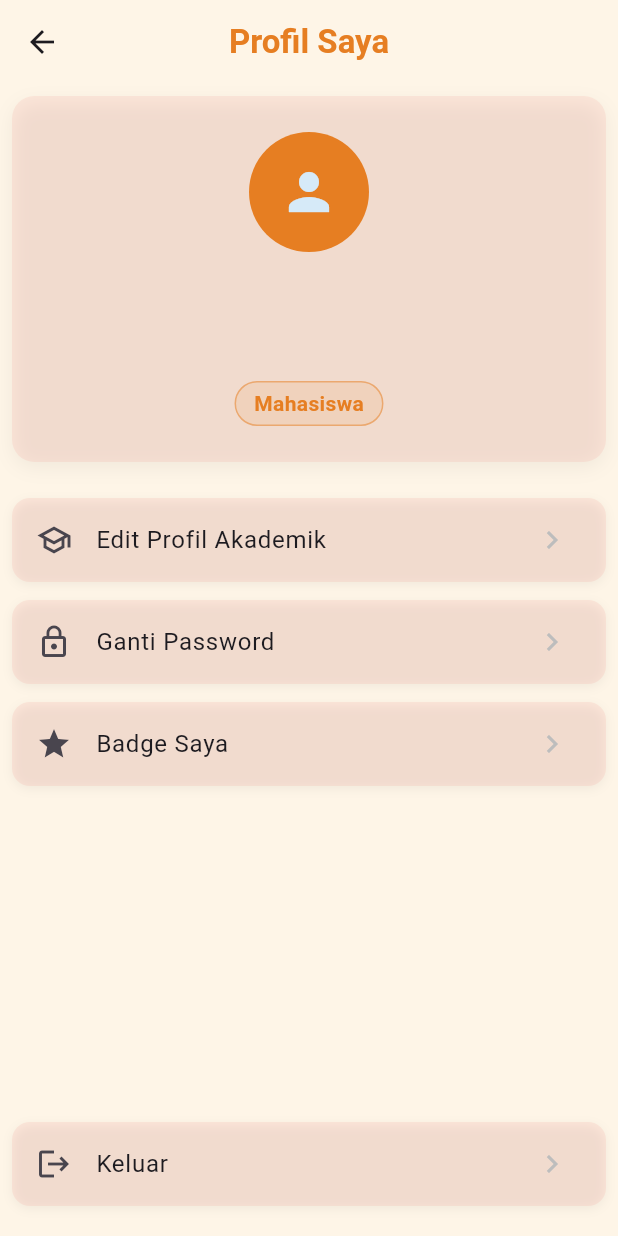
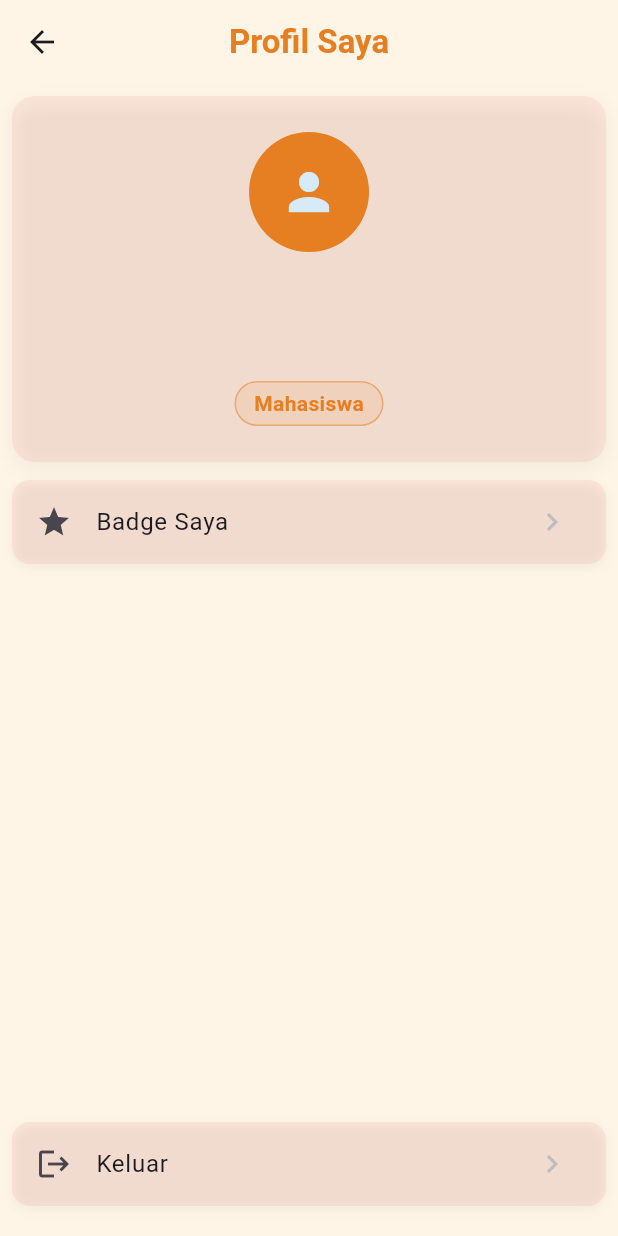
Before and after one commit to aaliyahazzahra/project_volt, a Flutter app: the ProfilePage screen opened directly with empty values, on a phone screen of 412 x 824 dp. Run offline on Flutter 3.47's test engine with Material 3 defaults, Android fonts, the phone set to English and light mode, and no system bars; our stand-ins replace shared_preferences, sqflite; missing offline and left inert: bottom_bar_matu; accounts and stored records are empty.

Commit message:
plis commit 7

```diff
--- a/lib/main.dart
+++ b/lib/main.dart
@@ -1,5 +1,5 @@
 import 'package:flutter/material.dart';
-import 'package:project_volt/view/splash_screen.dart';
+import 'package:project_volt/view/splash/splash_screen.dart';
 
 void main() {
   runApp(const MyApp());
--- a/lib/bottomnavigator/bottom_nav_mhs.dart
+++ b/lib/view/bottom_navigation/bottom_nav_mhs.dart
@@ -38,11 +38,10 @@ class _BottomNavMhsState extends State<BottomNavMhs> {
           color: Color.fromARGB(255, 14, 57, 94),
 
           selectedIndex: _tabIndex,
-
           items: [
             BottomBarItem(iconData: Icons.assignment, label: 'Tugas'),
-            BottomBarItem(iconData: Icons.forum, label: 'Forum'),
-            BottomBarItem(iconData: Icons.group, label: 'Anggota'),
+            BottomBarItem(iconData: Icons.memory, label: 'Simulasi'),
+            BottomBarItem(iconData: Icons.group, label: 'Profil'),
           ],
           onSelect: (newIndex) {
             setState(() {
--- a/lib/view/kelas/dosen/edit_class.dart
+++ b/lib/view/kelas/dosen/edit_class.dart
@@ -73,8 +73,7 @@ class _EditClassState extends State<EditClass> {
             'Hapus Kelas Ini?',
             style: TextStyle(color: Colors.red[700]),
           ),
-          content: SingleChildScrollView(
-            child: ListBody(
+          content: ListBody(
             children: <Widget>[
               Text('PERINGATAN:'),
               SizedBox(height: 8),
@@ -86,7 +85,6 @@ class _EditClassState extends State<EditClass> {
               SizedBox(height: 12),
               Text('Tindakan ini tidak dapat dibatalkan.'),
             ],
-            ),
           ),
           actions: <Widget>[
             TextButton(
--- a/lib/view/kelas/dosen/tugas_tab_content.dart
+++ b/lib/view/kelas/dosen/tugas_tab_content.dart
@@ -7,8 +7,6 @@ import 'package:project_volt/view/kelas/dosen/create_tugas_page.dart';
 import 'package:project_volt/view/kelas/dosen/edit_tugas_page.dart';
 import 'package:project_volt/widgets/emptystate.dart';
 import 'package:project_volt/widgets/tugas_list_view.dart';
-
-// TODO: Buat halaman EditTugasPage
 
 class TugasTabContent extends StatefulWidget {
   final KelasModel kelas;
--- a/lib/view/kelas/mahasiswa/class_detail_mhs.dart
+++ b/lib/view/kelas/mahasiswa/class_detail_mhs.dart
@@ -2,6 +2,7 @@ import 'package:flutter/material.dart';
 import 'package:project_volt/constant/app_color.dart';
 import 'package:project_volt/model/kelas_model.dart';
 import 'package:project_volt/model/user_model.dart';
+import 'package:project_volt/view/kelas/mahasiswa/tugas_tab_mhs.dart';
 
 // TODO: Buat halaman TugasTabMahasiswa
 // TODO: Buat halaman AnggotaTabMahasiswa
@@ -85,7 +86,7 @@ class _ClassDetailMhsState extends State<ClassDetailMhs> {
             _buildInfoTab(),
 
             // Tab 2: Halaman Tugas (Masih placeholder)
-            Center(child: Text("Daftar Tugas Mahasiswa (Belum dibuat)")),
+            TugasTabMhs(kelas: widget.kelas),
 
             // Tab 3: Halaman Anggota (Masih placeholder)
             Center(child: Text("Daftar Anggota Kelas (Belum dibuat)")),
--- a/lib/view/kelas/mahasiswa/tugas_detail_mhs.dart
+++ b/lib/view/kelas/mahasiswa/tugas_detail_mhs.dart
@@ -14,7 +14,7 @@ class TugasDetailMhs extends StatelessWidget {
     }
     try {
       final tgl = DateTime.parse(tglTenggat);
-      return DateFormat('EEEE, d MMMM y - HH:mm', 'id_ID').format(tgl);
+      return "Tenggat: ${DateFormat.yMd().add_Hm().format(tgl)}";
     } catch (e) {
       return "Format tanggal salah.";
     }
--- a/lib/view/login_register/login_form.dart
+++ b/lib/view/login_register/login_form.dart
@@ -1,9 +1,9 @@
 import 'package:flutter/material.dart';
-import 'package:project_volt/bottomnavigator/bottom_nav_dosen.dart';
-import 'package:project_volt/bottomnavigator/bottom_nav_mhs.dart';
 import 'package:project_volt/database/db_helper.dart';
 import 'package:project_volt/model/user_model.dart';
-import 'package:project_volt/preferences/shared_preferences.dart';
+import 'package:project_volt/utils/preference_handler.dart';
+import 'package:project_volt/view/bottom_navigation/bottom_nav_dosen.dart';
+import 'package:project_volt/view/bottom_navigation/bottom_nav_mhs.dart';
 import 'package:project_volt/widgets/buildtextfield.dart';
 import 'package:project_volt/widgets/primary_auth_button.dart';
 
--- a/lib/view/profile/profile_page.dart
+++ b/lib/view/profile/profile_page.dart
@@ -1,10 +1,8 @@
 import 'package:flutter/material.dart';
 import 'package:project_volt/constant/app_color.dart';
 import 'package:project_volt/model/user_model.dart';
-import 'package:project_volt/preferences/shared_preferences.dart';
+import 'package:project_volt/utils/preference_handler.dart';
 import 'package:project_volt/view/login_register/authenticator.dart';
-// TODO: import 'package:project_volt/view/profile/edit_profil_akademik_page.dart';
-// TODO: import 'package:project_volt/view/profile/ganti_password_page.dart';
 
 class ProfilePage extends StatefulWidget {
   final UserModel user;
@@ -47,11 +45,11 @@ class _ProfilePageState extends State<ProfilePage> {
     }
   }
 
-  void _navigateToEditAkademik() {
-    // TODO: Arahkan ke halaman EditProfilAkademikPage
-    // Navigator.push(context, MaterialPageRoute(builder: (context) => EditProfilAkademikPage(user: widget.user)));
-    print("Navigasi ke Edit Profil Akademik");
-  }
+  // void _navigateToEditAkademik() {
+  //   // TODO: Arahkan ke halaman EditProfilAkademikPage
+  //   // Navigator.push(context, MaterialPageRoute(builder: (context) => EditProfilAkademikPage(user: widget.user)));
+  //   print("Navigasi ke Edit Profil Akademik");
+  // }
 
   void _navigateToGantiPassword() {
     // TODO: Arahkan ke halaman GantiPasswordPage
@@ -80,18 +78,7 @@ class _ProfilePageState extends State<ProfilePage> {
         child: Column(
           children: [
             _buildProfileHeader(),
-            SizedBox(height: 24),
-            _buildOptionItem(
-              icon: Icons.school_outlined,
-              text: "Edit Profil Akademik",
-              onTap: _navigateToEditAkademik,
-            ),
-            SizedBox(height: 12),
-            _buildOptionItem(
-              icon: Icons.lock_outline,
-              text: "Ganti Password",
-              onTap: _navigateToGantiPassword,
-            ),
+
             SizedBox(height: 12),
             _buildOptionItem(
               icon: Icons.star,
@@ -116,7 +103,7 @@ class _ProfilePageState extends State<ProfilePage> {
     final bool isDosen = widget.user.role == UserRole.dosen.toString();
     final String roleText = isDosen ? "Dosen" : "Mahasiswa";
     final Color roleColor = isDosen
-        ? (AppColor.colorDosen ?? Colors.orange)
+        ? (AppColor.colorDosen)
         : AppColor.kPrimaryColor;
 
     return Container(
--- a/lib/view/splash_screen.dart
+++ b/lib/view/splash/splash_screen.dart
@@ -1,11 +1,11 @@
 import 'dart:async'; // Butuh untuk timer
 
 import 'package:flutter/material.dart';
-import 'package:project_volt/bottomnavigator/bottom_nav_dosen.dart';
-import 'package:project_volt/bottomnavigator/bottom_nav_mhs.dart';
 import 'package:project_volt/constant/app_image.dart';
 import 'package:project_volt/model/user_model.dart';
-import 'package:project_volt/preferences/shared_preferences.dart';
+import 'package:project_volt/utils/preference_handler.dart';
+import 'package:project_volt/view/bottom_navigation/bottom_nav_dosen.dart';
+import 'package:project_volt/view/bottom_navigation/bottom_nav_mhs.dart';
 import 'package:project_volt/view/login_register/authenticator.dart';
 
 class SplashScreen extends StatefulWidget {
--- a/lib/widgets/tugas_list_view.dart
+++ b/lib/widgets/tugas_list_view.dart
@@ -27,9 +27,7 @@ class TugasListView extends StatelessWidget {
           try {
             // Ubah string ISO kembali ke DateTime
             final tgl = DateTime.parse(tugas.tglTenggat!);
-            // Format ke 'dd MMM yyyy, HH:mm' (misal: 25 Des 2024, 14:30)
-            tenggat =
-                "Tenggat: ${DateFormat('d MMM y, HH:mm', 'id_ID').format(tgl)}";
+            tenggat = "Tenggat: ${DateFormat.yMd().add_Hm().format(tgl)}";
           } catch (e) {
             tenggat = "Format tanggal salah.";
           }
```
Also changed, not shown: lib/view/kelas/dosen/create_tugas_page.dart (+5 -5 lines), lib/view/kelas/dosen/edit_tugas_page.dart (+5 -5 lines), lib/view/kelas/mahasiswa/anggotakelas.dart (deleted, +0 -34 lines), lib/view/kelas/mahasiswa/tugas_tab_mhs.dart (+10 -6 lines), pubspec.yaml (+4 -3 lines), lib/utils/preference_handler.dart (renamed from lib/preferences/shared_preferences.dart), lib/view/bottom_navigation/bottom_nav_dosen.dart (renamed from lib/bottomnavigator/bottom_nav_dosen.dart), pubspec.lock, 5 other files. Lines whose indentation alone changed are shown as unchanged.
